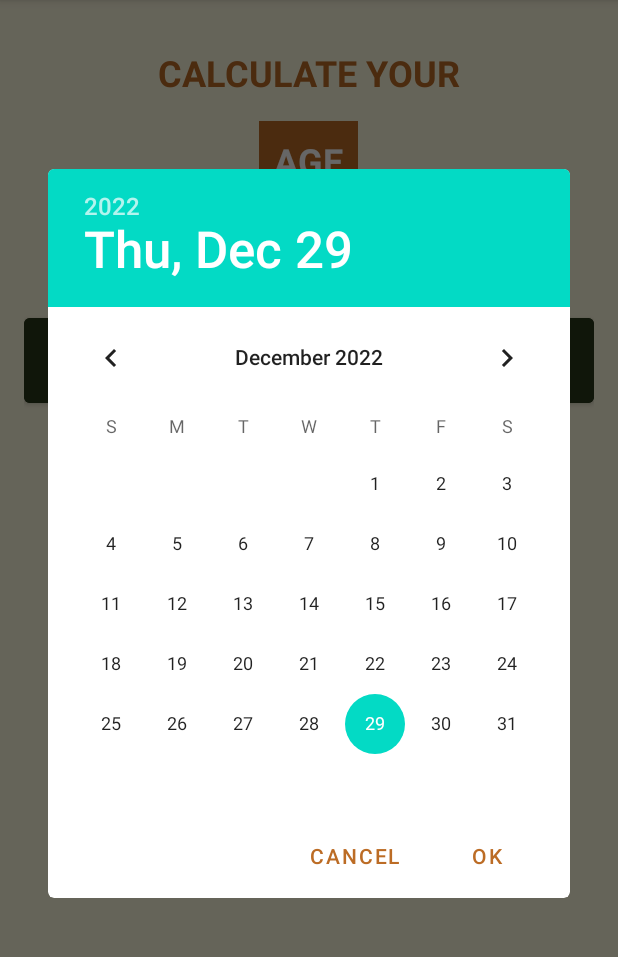
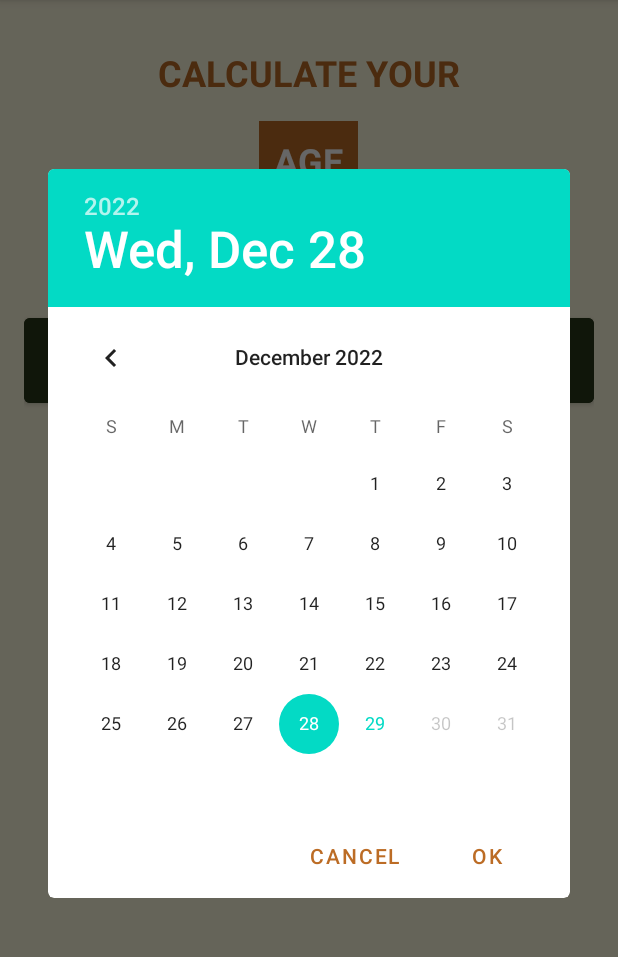
Before and after one commit to lhawi/age-calculator, an Android app: the screen it shows after launch (MainActivity), after a tap on "SELECT DATE", on a phone screen of 412 x 824 dp, the part 84-1041 px from its top. Run offline under Robolectric (Android 15) with nearby library versions, the phone set to English and light mode, and no system bars.

Commit message:
Finish app

```diff
--- a/app/src/main/java/com/lukmanhawi/agecalculator/MainActivity.kt
+++ b/app/src/main/java/com/lukmanhawi/agecalculator/MainActivity.kt
@@ -4,40 +4,72 @@ import android.app.DatePickerDialog
 import androidx.appcompat.app.AppCompatActivity
 import android.os.Bundle
 import android.widget.Button
+import android.widget.TextView
 import android.widget.Toast
+import java.text.SimpleDateFormat
 import java.util.*
 
 class MainActivity : AppCompatActivity() {
+
+    private var tvSelectedDate: TextView? = null
+    private var tvAgetInMinutes: TextView? = null
+
     override fun onCreate(savedInstanceState: Bundle?) {
         super.onCreate(savedInstanceState)
         setContentView(R.layout.activity_main)
 
         val btnDatePicker: Button = findViewById(R.id.btnDatePicker)
+        tvSelectedDate = findViewById(R.id.tvSelectedDate)
+        tvAgetInMinutes = findViewById(R.id.tvAgeInMinutes)
 
         btnDatePicker.setOnClickListener {
             clickDatePicker()
         }
     }
 
-    fun clickDatePicker() {
-
+    private fun clickDatePicker() {
         val myCalendar = Calendar.getInstance()
         val year = myCalendar.get(Calendar.YEAR)
         val month = myCalendar.get(Calendar.MONTH)
         val day = myCalendar.get(Calendar.DAY_OF_MONTH)
-        DatePickerDialog(
+        val dpd = DatePickerDialog(
             this,
-            { view, year, month, dayOfMonth ->
+            { _, selectedYear, selectedMonth, selectedDayOfMonth ->
                 Toast.makeText(
                     this,
-                    "btnDatePicker pressed", Toast.LENGTH_SHORT
+                    "Year was $selectedYear, month was ${selectedMonth + 1}, " +
+                            "day of month was $selectedDayOfMonth", Toast.LENGTH_LONG
                 ).show()
+
+                val selectedDate = "$selectedDayOfMonth/${selectedMonth + 1}/$selectedYear"
+
+                tvSelectedDate?.setText(selectedDate)
+
+                val sdf = SimpleDateFormat("dd/MM/yyyy", Locale.ENGLISH)
+
+                val theDate = sdf.parse(selectedDate)
+                theDate?.let {
+                    val selectedDateInMinutes = theDate.time / 60000
+
+                    val currentDate = sdf.parse(sdf.format(System.currentTimeMillis()))
+                    currentDate?.let {
+                        val currentDateInMinutes = currentDate.time / 60000
+
+                        val differenceInMinuters = currentDateInMinutes - selectedDateInMinutes
+
+                        tvAgetInMinutes?.text = differenceInMinuters.toString()
+                    }
+
+                }
+
             },
             year,
             month,
             day
-        ).show()
+        )
 
+        dpd.datePicker.maxDate = System.currentTimeMillis() - 86400000
+        dpd.show()
 
     }
 }
--- a/app/src/main/res/layout/activity_main.xml
+++ b/app/src/main/res/layout/activity_main.xml
@@ -20,7 +20,6 @@
         android:textStyle="bold" />
 
     <TextView
-        android:id="@+id/textView"
         android:layout_width="wrap_content"
         android:layout_height="wrap_content"
         android:layout_marginTop="16dp"
@@ -32,7 +31,6 @@
         android:textStyle="bold" />
 
     <TextView
-        android:id="@+id/textView2"
         android:layout_width="wrap_content"
         android:layout_height="wrap_content"
         android:layout_marginTop="16dp"
@@ -53,7 +51,7 @@
         android:textSize="18sp" />
 
     <TextView
-        android:id="@+id/textView3"
+        android:id="@+id/tvSelectedDate"
         android:layout_width="wrap_content"
         android:layout_height="wrap_content"
         android:text="19.04.1995"
@@ -63,7 +61,6 @@
         android:textStyle="bold" />
 
     <TextView
-        android:id="@+id/textView4"
         android:layout_width="wrap_content"
         android:layout_height="wrap_content"
         android:layout_marginTop="8dp"
@@ -73,17 +70,16 @@
         android:textStyle="normal" />
 
     <TextView
-        android:id="@+id/textView5"
+        android:id="@+id/tvAgeInMinutes"
         android:layout_width="wrap_content"
         android:layout_height="wrap_content"
         android:layout_marginTop="16dp"
-        android:text="19.04.1995"
+        android:text="500000"
         android:textColor="@color/bgText"
         android:textSize="32sp"
         android:textStyle="bold" />
 
     <TextView
-        android:id="@+id/textView6"
         android:layout_width="wrap_content"
         android:layout_height="wrap_content"
         android:layout_marginTop="8dp"
```
